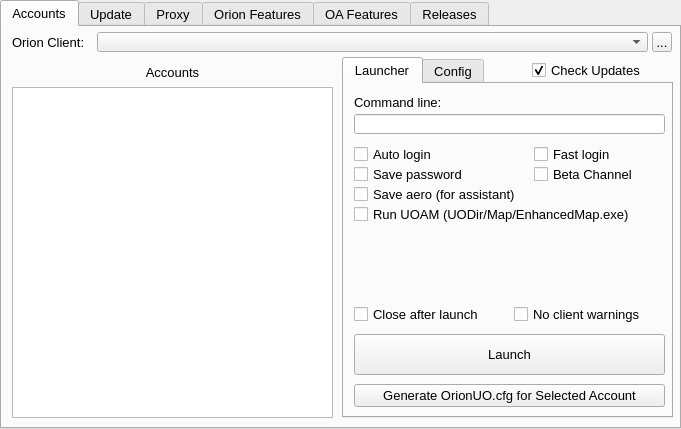
First picture: the form in orionlauncherwindow.ui, repository jokker23/OrionLauncher, before the edit.
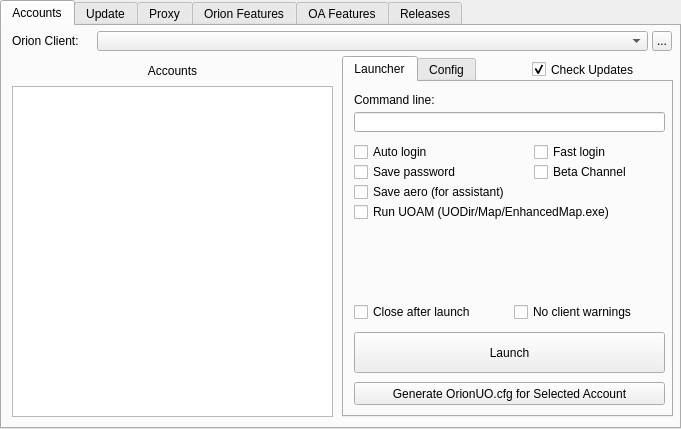
Second picture: the form after the edit.

Commit message:
Move tabs to the left on macOS due to layout restrictions
On mac tabs are centered, but the original launcher layout is not compatible with this making ui elements overlap.

What changed in the file:
```diff
--- a/orionlauncherwindow.ui
+++ b/orionlauncherwindow.ui
@@ -18,6 +18,11 @@
   <property name="windowTitle">
    <string>Orion launcher</string>
   </property>
+  <property name="styleSheet">
+   <string notr="true">QTabWidget::tab-bar {
+    left: 0; 
+}</string>
+  </property>
   <widget class="QWidget" name="centralWidget">
    <layout class="QGridLayout" name="gridLayout">
     <property name="leftMargin">
```
